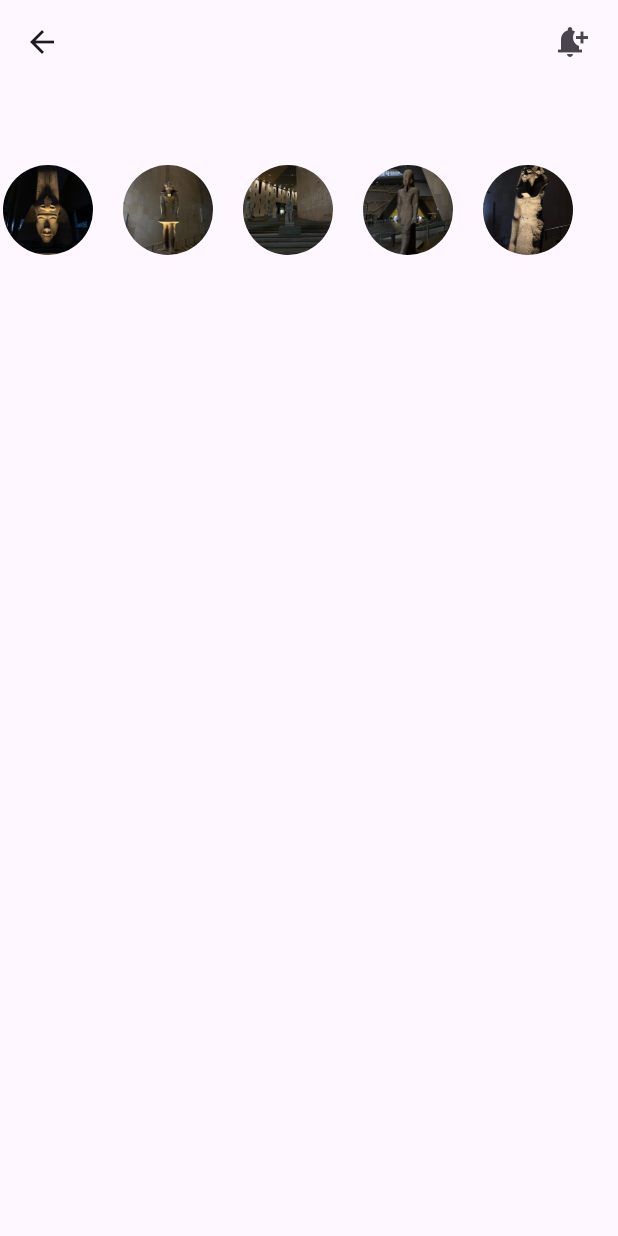
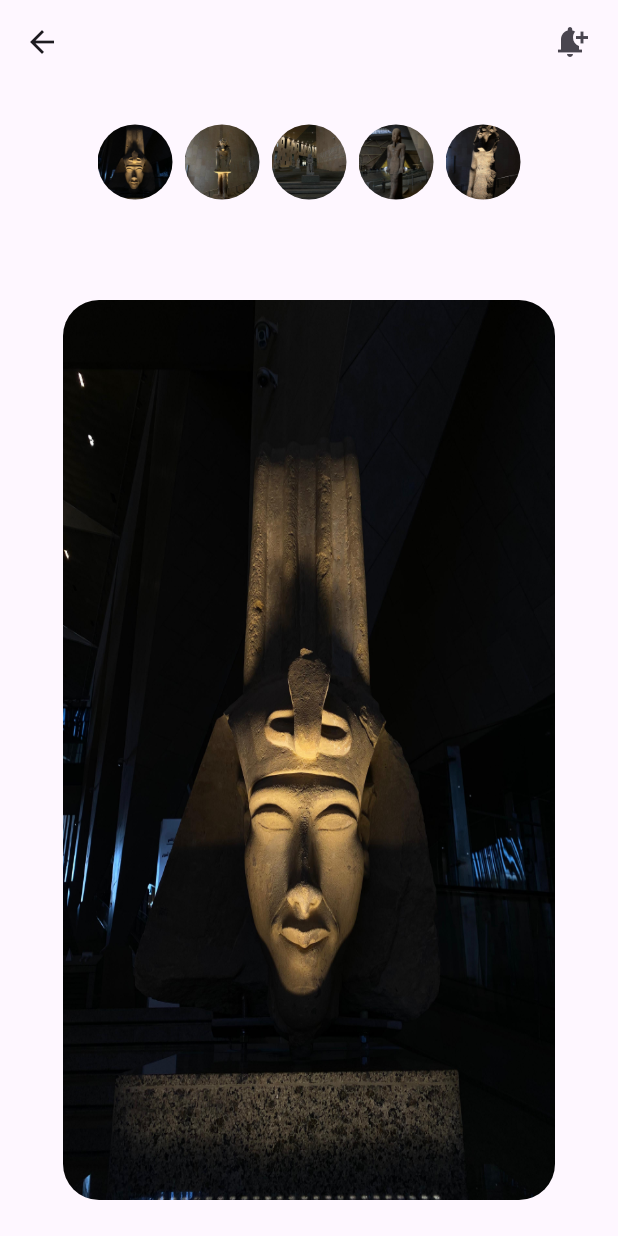
Before and after one commit to osos0220/Pharera, a Flutter app: the Groub screen opened directly, on a phone screen of 412 x 824 dp. Run offline on Flutter 3.47's test engine with Material 3 defaults, Android fonts, the light colour scheme and no system bars; our stand-ins replace convex_bottom_bar, curved_navigation_bar.

Commit message:
for push

```diff
--- a/lib/Fav_page.dart
+++ b/lib/Fav_page.dart
@@ -16,7 +16,7 @@ class _favpageState extends State<favpage> {
   @override
   Widget build(BuildContext context) {
     return Scaffold(
-      backgroundColor: Colors.white,
+      backgroundColor: const Color.fromARGB(255, 226, 226, 226),
       appBar: AppBar(
         backgroundColor: const Color.fromARGB(255, 226, 226, 226),
         leading: IconButton(
--- a/lib/pharaohss.dart
+++ b/lib/pharaohss.dart
@@ -1,6 +1,4 @@
-import 'package:flutter/cupertino.dart';
 import 'package:flutter/material.dart';
-import 'package:flutter/widgets.dart';
 import 'package:flutter_application_09/pharahosl_ist.dart';
 
 class Groub extends StatefulWidget {
@@ -12,6 +10,9 @@ class Groub extends StatefulWidget {
 
 class _GroubState extends State<Groub> {
   final PharaohData pharaohData = PharaohData();
+  String _selectedPhoto = "";
+
+  String _selectedName = "";
 
   @override
   Widget build(BuildContext context) {
@@ -34,95 +35,120 @@ class _GroubState extends State<Groub> {
           icon: const Icon(Icons.arrow_back),
         ),
       ),
-        body: Column(
+      body: Center(
+        child: Column(
+          mainAxisAlignment: MainAxisAlignment.center,
           children: [
-            Expanded(
+            SizedBox(
+              height: 56,
+              child: Expanded(
                 child: ListView.separated(
-                  separatorBuilder: (cyx, i) => const SizedBox(width: 16),
+                  shrinkWrap: true,
                   scrollDirection: Axis.horizontal,
+                  itemBuilder: (ctx, i) => _buildPhotoWidget(i),
+                  separatorBuilder: (ctx, i) => const SizedBox(
+                    width: 8,
+                  ),
                   itemCount: pharaohData.pharaoh.length,
-                  itemBuilder: (ctx, index) {
-                    return SizedBox(
-                      width: 64,
+                ),
+              ),
+            ),
+            const SizedBox(
               height: 64,
-                      child: CircleAvatar(
-                        backgroundColor: Colors.transparent,
-                        child: ClipRRect(
-                          borderRadius: BorderRadius.circular(40),
-                          child: Image.asset(
-                            pharaohData.getImage(index),
+            ),
+            _selectedPhoto.isNotEmpty
+                ? Container(
+                    width: 328,
+                    alignment: AlignmentDirectional.bottomCenter,
+                    height: 600,
+                    decoration: BoxDecoration(
+                      color: Colors.transparent,
+                      borderRadius: const BorderRadius.all(
+                        Radius.circular(24),
+                      ),
+                      image: DecorationImage(
+                        fit: BoxFit.fill,
+                        image: AssetImage(
+                          pharaohData.pharaoh.firstWhere((e) =>
+                                  e['name'] == _selectedPhoto)['image'] ??
+                              "",
+                        ),
+                      ),
+                    ),
+                    child: Column(
+                      mainAxisAlignment: MainAxisAlignment.end,
+                      children: [
+                        Text(
+                          _selectedName,
+                          style: const TextStyle(
+                              color: Colors.white, fontSize: 24),
+                        ),
+                        const SizedBox(
+                          height: 24,
+                        ),
+                        SizedBox(
+                          width: 96,
+                          height: 48,
+                          child: ElevatedButton(
+                            onPressed: () {},
+                            child: Text(
+                              "EXPLORE",
+                              style: TextStyle(color: Colors.red),
+                            ),
+                          ),
+                        )
+                      ],
+                    ),
+                  )
+                : Container(
+                    width: 328,
+                    height: 600,
+                    decoration: BoxDecoration(
+                      color: Colors.transparent,
+                      borderRadius: const BorderRadius.all(
+                        Radius.circular(24),
+                      ),
+                      image: DecorationImage(
+                        fit: BoxFit.fill,
+                        image: AssetImage(
+                          pharaohData.pharaoh.firstWhere((e) =>
+                                  e['name'] == "King Akhenaten")['image'] ??
+                              "",
+                        ),
+                      ),
+                    ),
+                  )
+          ],
+        ),
+      ),
+    );
+  }
+
+  Widget _buildPhotoWidget(int index) {
+    return GestureDetector(
+      onTap: () {
+        setState(() {
+          _selectedPhoto = pharaohData.pharaoh[index]['name']!;
+          _selectedName = pharaohData.pharaoh[index]['name']!;
+        });
+      },
+      child: Container(
+        width: 50,
+        height: 50,
+        decoration: BoxDecoration(
+          shape: BoxShape.circle,
+          border: Border.all(
+            color: _selectedPhoto == pharaohData.pharaoh[index]['name']
+                ? Colors.blue
+                : Colors.transparent,
+            width: 2,
+          ),
+          image: DecorationImage(
+            image: AssetImage(pharaohData.pharaoh[index]['image']!),
             fit: BoxFit.cover,
-                            width: 60,
-                            height: 60,
           ),
         ),
       ),
     );
-                  }),
-            ),
-            SizedBox(
-              height: 600,
-            )
-          ],
-        )
-        // GridView.builder(
-        //   itemCount: pharaohData.pharaoh.length,
-        //   gridDelegate: const SliverGridDelegateWithFixedCrossAxisCount(
-        //     crossAxisCount: 2,
-        //     crossAxisSpacing: 10.0,
-        //     mainAxisSpacing: 10.0,
-        //   ),
-        //   itemBuilder: (BuildContext context, int index) {
-        //     return GestureDetector(
-        //       onTap: () {
-        //         Navigator.push(
-        //             context,
-        //             MaterialPageRoute(
-        //                 builder: (context) => PharaohDetailPage(
-        //                     pharaohData: pharaohData, index: index)));
-        //       },
-        //       child:
-        //       // Container(
-        //       //   width: 64,
-        //       //   height: 64,
-        //       //   decoration: const BoxDecoration(
-        //       //     boxShadow: [
-        //       //       BoxShadow(
-        //       //         blurRadius: 5,
-        //       //         color: Colors.black38,
-        //       //         offset: Offset(0, 2),
-        //       //       ),
-        //       //     ],
-        //       //   ),
-        //       //   // child: Stack(
-        //       //   //   // fit: StackFit.expand,
-        //       //   //   children: [
-        //       //   //     // const HeartIconButton(),
-        //       //   //     // Positioned(
-        //       //   //     //   top: 0,
-        //       //   //     //   left: 0,
-        //       //   //     //   right: 0,
-        //       //   //     //   child: Padding(
-        //       //   //     //     padding: const EdgeInsets.all(8.0),
-        //       //   //     //     child: Padding(
-        //       //   //     //       padding: const EdgeInsets.only(top: 70),
-        //       //   //     //       child: Text(
-        //       //   //     //         pharaohData.getName(index),
-        //       //   //     //         style: const TextStyle(
-        //       //   //     //             fontSize: 16,
-        //       //   //     //             fontWeight: FontWeight.bold,
-        //       //   //     //             color: Colors.white),
-        //       //   //     //         textAlign: TextAlign.center,
-        //       //   //     //       ),
-        //       //   //     //     ),
-        //       //   //     //   ),
-        //       //   //     // ),
-        //       //   //   ],
-        //       //   // ),
-        //       // ),
-        //     );
-        //   },
-        // ),
-        );
   }
 }
```
Also changed, not shown: lib/pharadetails.dart (+5 -3 lines), lib/pharaohs.dart (+29 -11 lines). Lines whose indentation alone changed are shown as unchanged.
